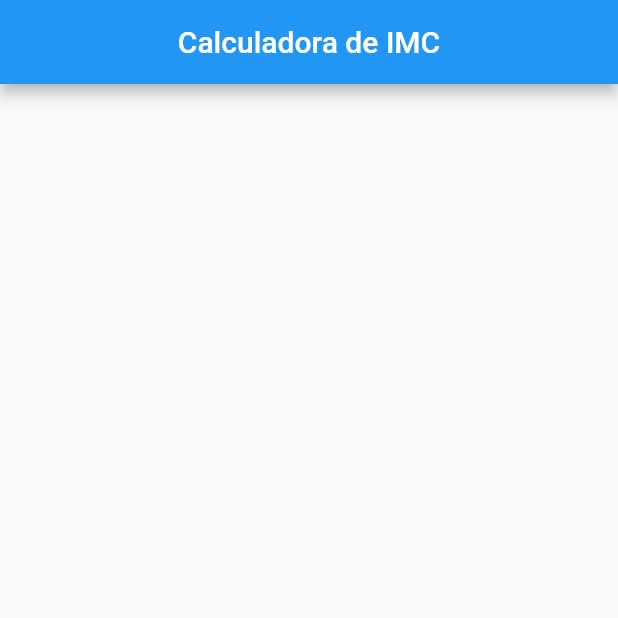
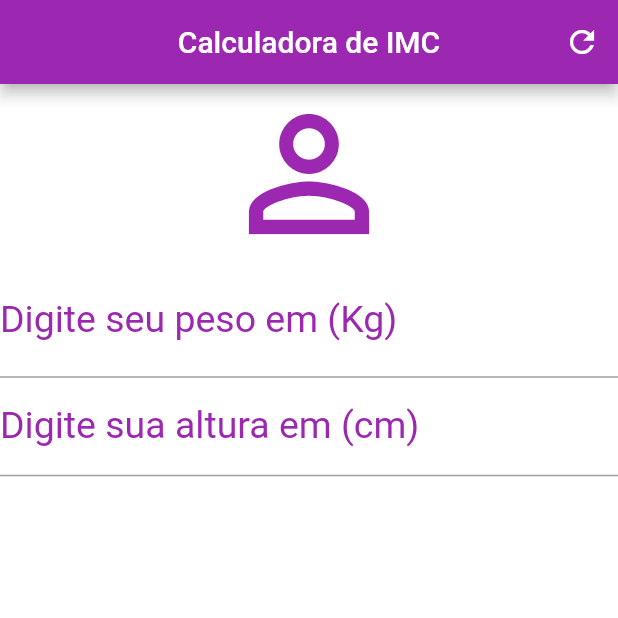
Before and after one commit to MRaphaelpy/imcapp, a Flutter app: the screen it shows after launch, on a phone screen of 412 x 824 dp, the top half of it. Run offline on Flutter 3.47's test engine with Material 2 defaults, Android fonts, the phone set to English and light mode, and no system bars.

```diff
--- a/lib/main.dart
+++ b/lib/main.dart
@@ -21,6 +21,31 @@ class _HomeState extends State<Home> {
       appBar: AppBar(
         title: Text("Calculadora de IMC"),
         centerTitle: true,
+        backgroundColor: Colors.purple,
+        actions: [IconButton(onPressed: () {}, icon: Icon(Icons.refresh))],
+      ),
+      backgroundColor: Colors.white,
+      body: Column(
+        crossAxisAlignment: CrossAxisAlignment.stretch,
+        children: [
+          Icon(Icons.person_outline, size: 120.0, color: Colors.purple),
+          TextField(
+            keyboardType: TextInputType.number,
+            decoration: InputDecoration(
+              labelText: "Digite seu peso em (Kg)",
+              labelStyle: TextStyle(color: Colors.purple),
+            ),
+            textAlign: TextAlign.center,
+            style: TextStyle(color: Colors.purple, fontSize: 25.0),
+          ),
+          TextField(
+            keyboardType: TextInputType.number,
+            decoration: InputDecoration(
+              labelText: "Digite sua altura em (cm)",
+              labelStyle: TextStyle(color: Colors.purple, fontSize: 25.0),
+            ),
+          )
+        ],
       ),
     );
   }
```
